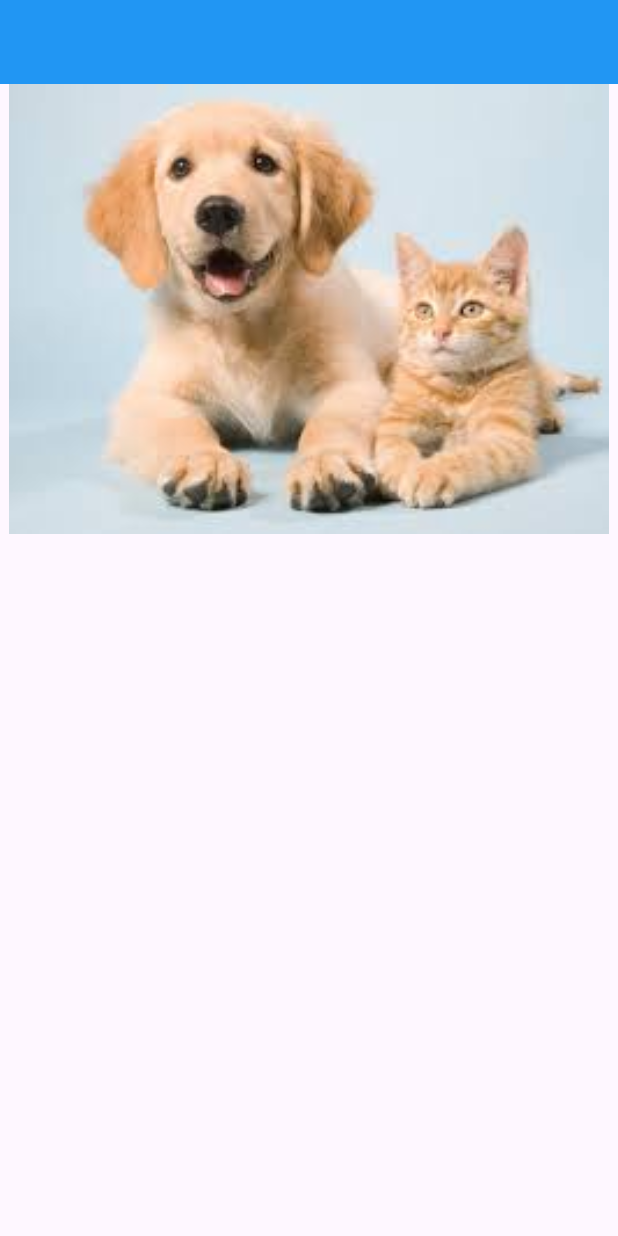
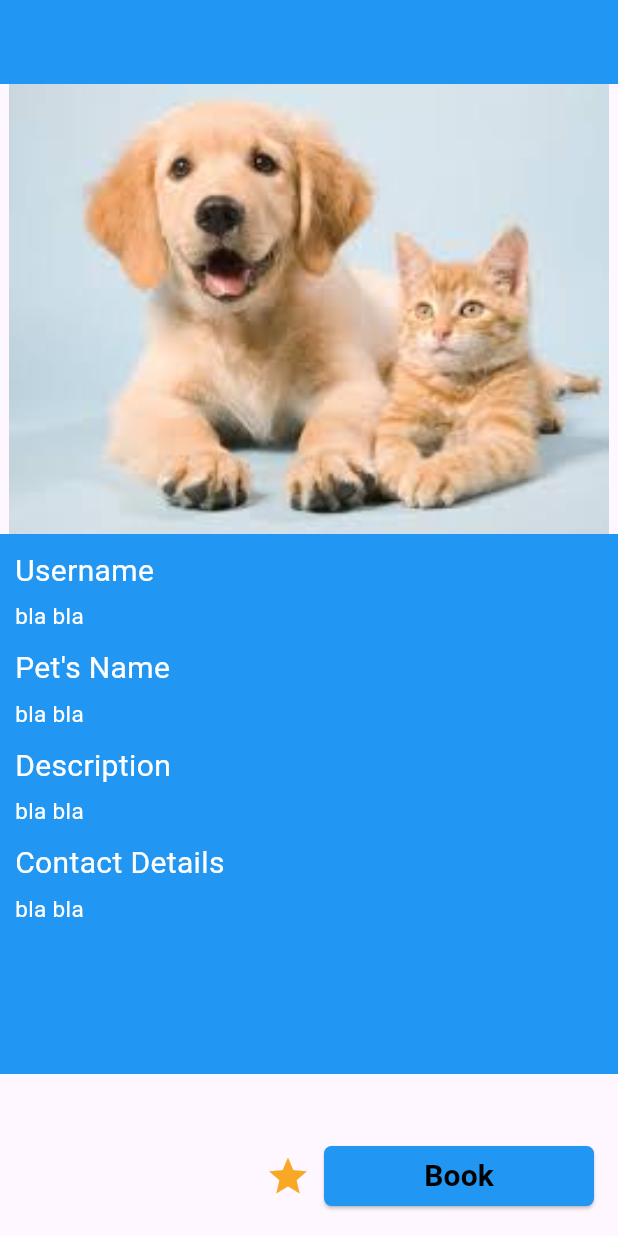
Before and after one commit to EngCQ/Pawfect, a Flutter app: the AdoptersPostDetails screen opened directly, on a phone screen of 412 x 824 dp. Run offline on Flutter 3.47's test engine with Material 3 defaults, Android fonts, the phone set to English and light mode, and no system bars; our stand-ins replace cloud_firestore, firebase_core; accounts and stored records are empty.

Commit message:
developing main post, post details, and structuring of the file

```diff
--- a/flutter_assignment/lib/pet_adopters/components/home_post.dart
+++ b/flutter_assignment/lib/pet_adopters/components/home_post.dart
@@ -5,8 +5,15 @@ import 'package:flutter_assignment/pet_adopters/default/adopters_design.dart';
 class HomePost extends StatelessWidget {
   final String postName;
   final String postImage;
+  final String postPetName;
+  final String postType;
 
-  const HomePost({super.key, required this.postName, required this.postImage});
+  const HomePost(
+      {super.key,
+      required this.postName,
+      required this.postImage,
+      required this.postPetName,
+      required this.postType});
 
   @override
   Widget build(BuildContext context) {
@@ -49,12 +56,31 @@ class HomePost extends StatelessWidget {
               bottom: 0,
               right: 0,
               child: Container(
-                width: 380,
+                width: Design.getScreenWidth(context) - 10,
                 padding: const EdgeInsets.all(10),
                 color: Colors.blue.withOpacity(0.5),
-                child: const Text(
-                  'Second Container',
-                  style: TextStyle(fontSize: 20, color: Colors.white),
+                child: Row(
+                  mainAxisAlignment: MainAxisAlignment.spaceBetween,
+                  children: [
+                    Padding(
+                      padding: const EdgeInsets.only(left: 5),
+                      child: Text(
+                        postPetName,
+                        style: const TextStyle(
+                            fontSize: 20,
+                            color: Colors.white,
+                            fontWeight: FontWeight.bold),
+                      ),
+                    ),
+                    Text(
+                      postType,
+                      textAlign: TextAlign.right,
+                      style: const TextStyle(
+                          fontSize: 20,
+                          color: Colors.white,
+                          fontWeight: FontWeight.bold),
+                    ),
+                  ],
                 ),
               ),
             ),
--- a/flutter_assignment/lib/pet_adopters/default/adopters_design.dart
+++ b/flutter_assignment/lib/pet_adopters/default/adopters_design.dart
@@ -1,5 +1,11 @@
 import 'package:flutter/widgets.dart';
 
 class Design {
-  static double postWidth = 100;
+  static double getScreenWidth(BuildContext context) {
+    return MediaQuery.of(context).size.width;
+  }
+
+  static double descriptionTitleSize = 20;
+  static double descriptionDetailSize = 15;
+  static double descriptionDetailTopPadding = 5;
 }
--- a/flutter_assignment/lib/pet_adopters/screens/adopters_home.dart
+++ b/flutter_assignment/lib/pet_adopters/screens/adopters_home.dart
@@ -14,7 +14,7 @@ class AdoptersHome extends StatelessWidget {
   ];
 
   final List<String> postImage = [
-    'lib/pet_adopters/images/bell.png',
+    'lib/pet_adopters/images/pets.jpeg',
     'lib/pet_adopters/images/pets.jpeg',
     'lib/pet_adopters/images/pets.jpeg',
   ];
@@ -23,6 +23,12 @@ class AdoptersHome extends StatelessWidget {
     'Teddy',
     'Jakie',
     'Joy',
+  ];
+
+  final List<String> postType = [
+    'Missing Pet',
+    'Pet Adoption',
+    'Pet Adoption',
   ];
 
   @override
@@ -35,6 +41,8 @@ class AdoptersHome extends StatelessWidget {
             return HomePost(
               postName: postName[index],
               postImage: postImage[index],
+              postPetName: postPetName[index],
+              postType: postType[index],
             );
           }),
       bottomNavigationBar: const AdoptersNavigationBar(),
--- a/flutter_assignment/lib/pet_adopters/screens/adopters_post_details.dart
+++ b/flutter_assignment/lib/pet_adopters/screens/adopters_post_details.dart
@@ -2,6 +2,7 @@ import 'package:flutter/material.dart';
 import 'package:flutter/widgets.dart';
 import 'package:flutter_assignment/pet_adopters/default/adopters_back_header.dart';
 import 'package:flutter_assignment/pet_adopters/default/adopters_navigation_bar.dart';
+import 'package:flutter_assignment/pet_adopters/default/adopters_design.dart';
 
 class AdoptersPostDetails extends StatelessWidget {
   const AdoptersPostDetails({super.key});
@@ -10,7 +11,9 @@ class AdoptersPostDetails extends StatelessWidget {
   Widget build(BuildContext context) {
     return Scaffold(
       appBar: const BackHeader(),
-      body: SizedBox(
+      body: Column(
+        children: [
+          SizedBox(
             height: 300,
             child: Stack(
               children: [
@@ -18,13 +21,133 @@ class AdoptersPostDetails extends StatelessWidget {
                   decoration: const BoxDecoration(
                     image: DecorationImage(
                       image: AssetImage('lib/pet_adopters/images/pets.jpeg'),
-                  fit: BoxFit.contain, // Adjust the fit based on your needs
+                      fit: BoxFit.contain,
+                    ),
+                  ),
+                ),
+              ],
+            ),
+          ),
+          Container(
+            width: double.infinity,
+            height: 360,
+            color: Colors.blue,
+            child: Padding(
+                padding: const EdgeInsets.only(
+                  left: 10.0,
+                  bottom: 20,
+                  top: 10,
+                ),
+                child: Column(
+                  crossAxisAlignment: CrossAxisAlignment.start,
+                  children: [
+                    Text(
+                      'Username',
+                      style: TextStyle(
+                        fontSize: Design.descriptionTitleSize,
+                        color: Colors.white,
+                      ),
+                    ),
+                    Padding(
+                      padding: EdgeInsets.only(
+                          top: Design.descriptionDetailTopPadding, bottom: 10),
+                      child: Text(
+                        'bla bla',
+                        style: TextStyle(
+                          fontSize: Design.descriptionDetailSize,
+                          color: Colors.white,
+                        ),
+                      ),
+                    ),
+                    Text(
+                      "Pet's Name",
+                      style: TextStyle(
+                          fontSize: Design.descriptionTitleSize,
+                          color: Colors.white),
+                    ),
+                    Padding(
+                      padding: EdgeInsets.only(
+                          top: Design.descriptionDetailTopPadding, bottom: 10),
+                      child: Text(
+                        'bla bla',
+                        style: TextStyle(
+                          fontSize: Design.descriptionDetailSize,
+                          color: Colors.white,
+                        ),
+                      ),
+                    ),
+                    Text(
+                      "Description",
+                      style: TextStyle(
+                          fontSize: Design.descriptionTitleSize,
+                          color: Colors.white),
+                    ),
+                    Padding(
+                      padding: EdgeInsets.only(
+                          top: Design.descriptionDetailTopPadding, bottom: 10),
+                      child: Text(
+                        'bla bla',
+                        style: TextStyle(
+                          fontSize: Design.descriptionDetailSize,
+                          color: Colors.white,
+                        ),
+                      ),
+                    ),
+                    Text(
+                      "Contact Details",
+                      style: TextStyle(
+                          fontSize: Design.descriptionTitleSize,
+                          color: Colors.white),
+                    ),
+                    Padding(
+                      padding: EdgeInsets.only(
+                          top: Design.descriptionDetailTopPadding, bottom: 10),
+                      child: Text(
+                        'bla bla',
+                        style: TextStyle(
+                          fontSize: Design.descriptionDetailSize,
+                          color: Colors.white,
+                        ),
+                      ),
+                    ),
+                  ],
+                )),
+          ),
+        ],
+      ),
+      floatingActionButton: Row(
+        mainAxisAlignment: MainAxisAlignment.end,
+        children: [
+          IconButton(
+            iconSize: 30,
+            color: Colors.yellow[800],
+            icon: const Icon(Icons.star),
+            onPressed: () {
+              print("clicked");
+            },
+          ),
+          SizedBox(
+            height: 40,
+            width: 180,
+            child: ElevatedButton(
+              style: ElevatedButton.styleFrom(
+                shape: RoundedRectangleBorder(
+                  borderRadius: BorderRadius.circular(5),
+                ),
+                backgroundColor: Colors.blue,
+              ),
+              onPressed: () {},
+              child: const Text(
+                "Book",
+                style: TextStyle(
+                    color: Colors.black,
+                    fontSize: 20,
+                    fontWeight: FontWeight.bold),
               ),
             ),
           )
         ],
       ),
-      ),
       // bottomNavigationBar: AdoptersNavigationBar(),
     );
   }
```
Lines whose indentation alone changed are shown as unchanged.
